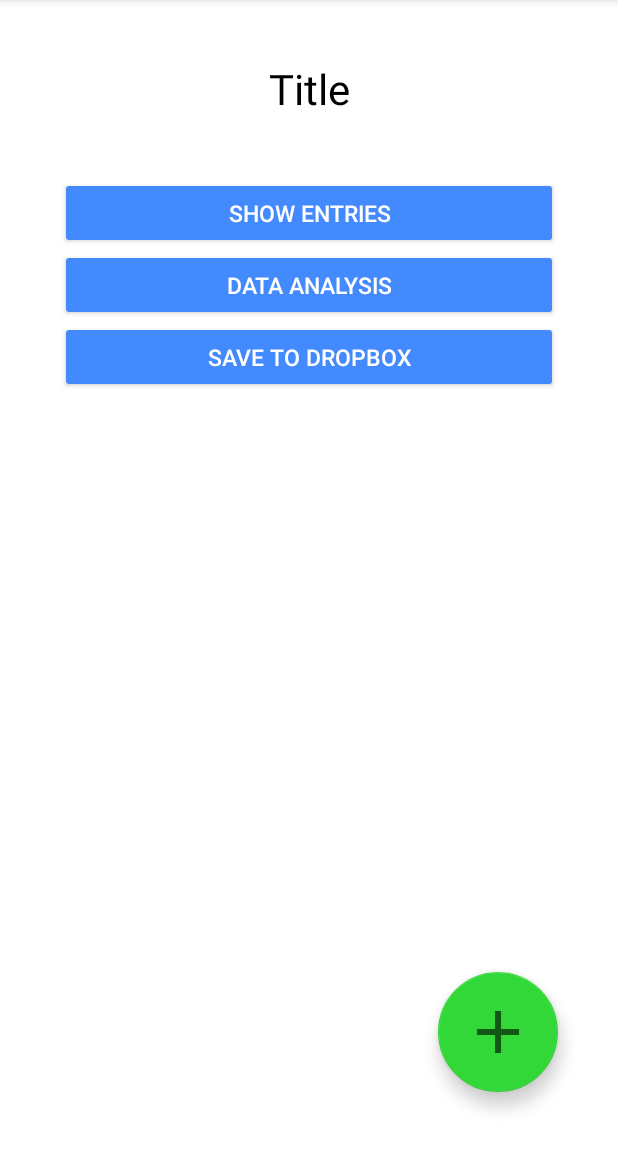
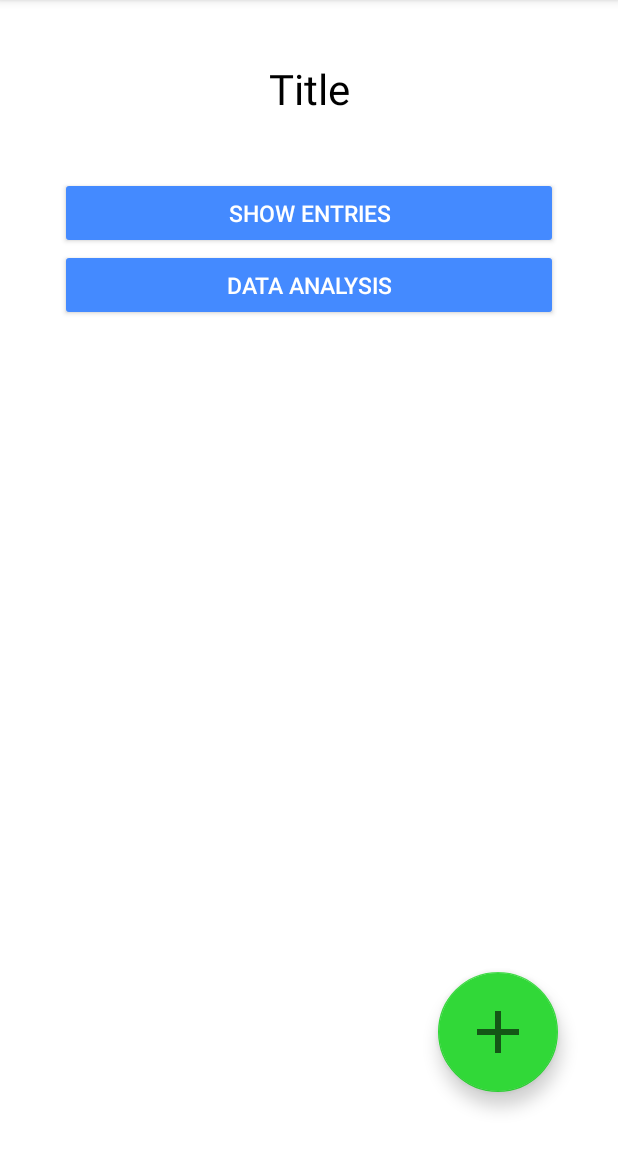
Before and after one commit to jpohlmeyer/databuckets, an Android app: the BucketActivity screen opened directly, with no data from a screen before it, on a phone screen of 412 x 824 dp, the part 84-1236 px from its top. Run offline under Robolectric (Android 15) with nearby library versions, the phone set to English and light mode, and no system bars; our stand-ins replace Dagger/Hilt's generated code; 5 statements that could not run were skipped.

Commit message:
Remove obsolete Save to Dropbox Button in Bucket View

```diff
--- a/app/src/main/java/com/github/jpohlmeyer/databuckets/controller/activities/BucketActivity.java
+++ b/app/src/main/java/com/github/jpohlmeyer/databuckets/controller/activities/BucketActivity.java
@@ -44,7 +44,6 @@ public class BucketActivity extends AppCompatActivity {
         binding.addNewEntryFab.setOnClickListener(view -> navToAddBucketEntryActivity());
         binding.showEntriesButton.setOnClickListener(view -> onClickShowEntries());
         binding.dataAnalysisButton.setOnClickListener(view -> onClickDataAnalysis());
-        binding.saveToDropboxButton.setOnClickListener(view -> onClickExportCSV());
     }
 
     @Override
@@ -71,8 +70,4 @@ public class BucketActivity extends AppCompatActivity {
     private void onClickDataAnalysis() {
         Toast.makeText(this, "Not implemented yet", Toast.LENGTH_SHORT).show();
     }
-
-    private void onClickExportCSV() {
-        Toast.makeText(this, "Not implemented yet", Toast.LENGTH_SHORT).show();
-    }
 }
--- a/app/src/main/res/layout/activity_bucket.xml
+++ b/app/src/main/res/layout/activity_bucket.xml
@@ -47,14 +47,6 @@
                 android:layout_marginEnd="40dp"
                 android:text="@string/data_analysis" />
 
-            <Button
-                android:id="@+id/save_to_dropbox_button"
-                android:layout_width="match_parent"
-                android:layout_height="wrap_content"
-                android:layout_marginStart="40dp"
-                android:layout_marginEnd="40dp"
-                android:text="@string/save_to_dropbox" />
-
         </LinearLayout>
 
     </androidx.core.widget.NestedScrollView>
```
